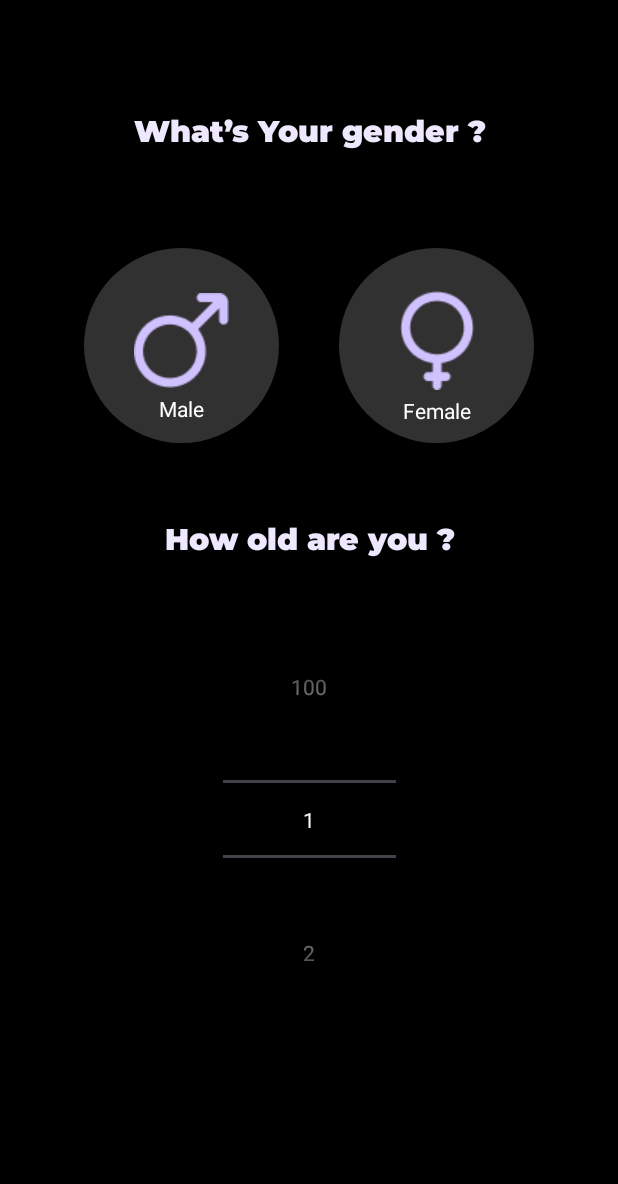
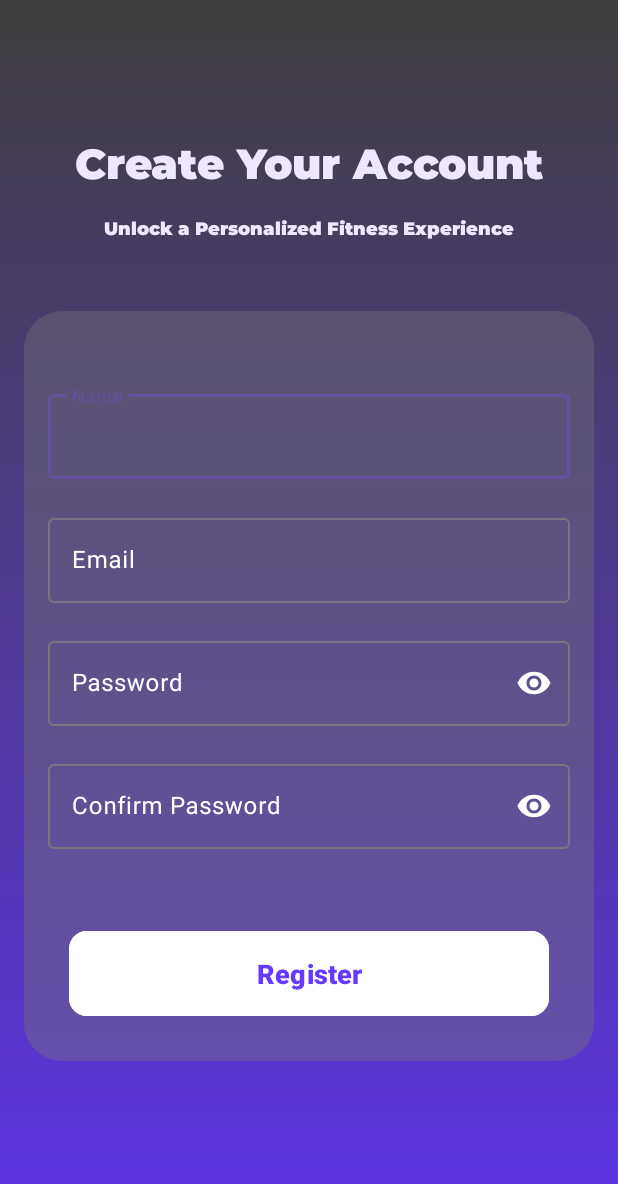
Before and after one commit to Modarb-Ai-Trainer/modarb-android, an Android app: the screen it shows after launch (GenderSelectionActivity before the commit, RegisterScreenActivity after it), on a phone screen of 412 x 824 dp. Shown: the top 1184 px of the screen. Run offline under Robolectric (Android 15) with nearby library versions, the light colour scheme and no system bars.

Commit message:
Adding register screen.

```diff
--- a/app/src/main/AndroidManifest.xml
+++ b/app/src/main/AndroidManifest.xml
@@ -13,6 +13,9 @@
         android:theme="@style/Theme.Modarb"
         tools:targetApi="31">
         <activity
+            android:name=".ui.onboarding.activities.WelcomeScreenActivity"
+            android:exported="false" />
+        <activity
             android:name=".ui.onboarding.activities.TargetWeightSelectionActivity"
             android:exported="false"
             android:label="@string/title_activity_gender_selection"
@@ -24,13 +27,13 @@
             android:name=".ui.onboarding.activities.OnBoardingSplashActivity"
             android:exported="false" />
         <activity
-            android:name=".ui.onboarding.activities.WelcomeScreenActivity"
+            android:name=".ui.onboarding.activities.GenderSelectionActivity"
             android:exported="false" />
         <activity
             android:name=".MainActivity"
             android:exported="false" />
         <activity
-            android:name=".ui.onboarding.activities.GenderSelectionActivity"
+            android:name=".ui.onboarding.activities.RegisterScreenActivity"
             android:exported="true">
             <intent-filter>
                 <action android:name="android.intent.action.MAIN" />
--- /dev/null
+++ b/app/src/main/java/com/modarb/android/ui/onboarding/activities/RegisterScreenActivity.kt
@@ -0,0 +1,12 @@
+package com.modarb.android.ui.onboarding.activities
+
+import androidx.appcompat.app.AppCompatActivity
+import android.os.Bundle
+import com.modarb.android.R
+
+class RegisterScreenActivity : AppCompatActivity() {
+    override fun onCreate(savedInstanceState: Bundle?) {
+        super.onCreate(savedInstanceState)
+        setContentView(R.layout.activity_register_screen)
+    }
+}
--- /dev/null
+++ b/app/src/main/res/drawable/gradient_background.xml
@@ -0,0 +1,8 @@
+<?xml version="1.0" encoding="utf-8"?>
+<shape xmlns:android="http://schemas.android.com/apk/res/android">
+    <gradient
+        android:startColor="@color/shadow_gray"
+    android:endColor="@color/han_purple"
+    android:type="linear"
+    android:angle="270" />
+</shape>
--- /dev/null
+++ b/app/src/main/res/drawable/rounded_rectangle.xml
@@ -0,0 +1,5 @@
+<?xml version="1.0" encoding="utf-8"?>
+<shape xmlns:android="http://schemas.android.com/apk/res/android">
+    <solid android:color="@color/nickel" />
+    <corners android:radius="25dp" />
+</shape>
--- /dev/null
+++ b/app/src/main/res/layout/activity_register_screen.xml
@@ -0,0 +1,175 @@
+<?xml version="1.0" encoding="utf-8"?>
+<androidx.constraintlayout.widget.ConstraintLayout
+    xmlns:android="http://schemas.android.com/apk/res/android"
+    xmlns:app="http://schemas.android.com/apk/res-auto"
+    xmlns:tools="http://schemas.android.com/tools"
+    android:layout_width="match_parent"
+    android:layout_height="match_parent"
+    android:background="@drawable/gradient_background"
+    tools:context=".ui.onboarding.activities.RegisterScreenActivity">
+
+    <View
+        android:id="@+id/rectangle_sheet"
+        android:layout_width="0dp"
+        android:layout_height="500dp"
+        android:layout_marginStart="16dp"
+        android:layout_marginEnd="16dp"
+        android:alpha="0.4"
+        android:background="@drawable/rounded_rectangle"
+        app:layout_constraintBottom_toBottomOf="parent"
+        app:layout_constraintEnd_toEndOf="parent"
+        app:layout_constraintStart_toStartOf="parent"
+        app:layout_constraintTop_toBottomOf="@+id/textView2"
+        app:layout_constraintVertical_bias="0.25" />
+
+    <TextView
+        android:id="@+id/textView"
+        android:layout_width="0dp"
+        android:layout_height="wrap_content"
+        android:layout_marginTop="80dp"
+        android:fontFamily="@font/montserrat"
+        android:gravity="center"
+        android:padding="8dp"
+        android:text="@string/create_your_account"
+        android:textColor="@color/lavender"
+        android:textSize="28sp"
+        app:layout_constraintEnd_toEndOf="parent"
+        app:layout_constraintHorizontal_bias="0.0"
+        app:layout_constraintStart_toStartOf="parent"
+        app:layout_constraintTop_toTopOf="parent" />
+
+    <TextView
+        android:id="@+id/textView2"
+        android:layout_width="0dp"
+        android:layout_height="wrap_content"
+        android:fontFamily="@font/montserrat"
+        android:gravity="center"
+        android:padding="8dp"
+        android:text="@string/unlock_a_personalized_fitness_experience"
+        android:textColor="@color/lavender"
+        android:textSize="12sp"
+        app:layout_constraintEnd_toEndOf="parent"
+        app:layout_constraintHorizontal_bias="0.0"
+        app:layout_constraintStart_toStartOf="parent"
+        app:layout_constraintTop_toBottomOf="@+id/textView" />
+
+    <com.google.android.material.textfield.TextInputLayout
+        android:id="@+id/textInputLayout"
+        android:layout_width="match_parent"
+        android:layout_height="wrap_content"
+        android:layout_marginStart="32dp"
+        android:layout_marginTop="32dp"
+        android:layout_marginEnd="32dp"
+        android:textColor="@color/white"
+        android:textColorHint="@color/white"
+        app:layout_constraintBottom_toTopOf="@id/textInputLayout2"
+        app:layout_constraintEnd_toEndOf="@+id/rectangle_sheet"
+        app:layout_constraintStart_toStartOf="@+id/rectangle_sheet"
+        app:layout_constraintTop_toTopOf="@+id/rectangle_sheet">
+
+        <com.google.android.material.textfield.TextInputEditText
+            android:id="@+id/nameEditText"
+            android:layout_width="match_parent"
+            android:layout_height="wrap_content"
+            android:hint="@string/name"
+            android:maxLines="1"
+            android:textColor="@color/white"
+            android:textColorHint="@color/white"></com.google.android.material.textfield.TextInputEditText>
+    </com.google.android.material.textfield.TextInputLayout>
+
+    <com.google.android.material.textfield.TextInputLayout
+        android:id="@+id/textInputLayout2"
+        android:layout_width="match_parent"
+        android:layout_height="wrap_content"
+        android:layout_marginStart="32dp"
+        android:layout_marginTop="2dp"
+        android:layout_marginEnd="32dp"
+        android:textColor="@color/white"
+        android:textColorHint="@color/white"
+        app:layout_constraintBottom_toTopOf="@+id/textInputLayout3"
+        app:layout_constraintEnd_toEndOf="@+id/rectangle_sheet"
+        app:layout_constraintStart_toStartOf="@+id/rectangle_sheet"
+        app:layout_constraintTop_toBottomOf="@+id/textInputLayout">
+
+        <com.google.android.material.textfield.TextInputEditText
+            android:id="@+id/emailEditText2"
+            android:layout_width="match_parent"
+            android:layout_height="wrap_content"
+            android:hint="@string/email"
+            android:maxLines="1"
+            android:textColor="@color/white"
+            android:textColorHint="@color/white"></com.google.android.material.textfield.TextInputEditText>
+    </com.google.android.material.textfield.TextInputLayout>
+
+    <com.google.android.material.textfield.TextInputLayout
+        android:id="@+id/textInputLayout3"
+        android:layout_width="match_parent"
+        android:layout_height="wrap_content"
+        android:layout_marginStart="32dp"
+        android:layout_marginTop="2dp"
+        android:layout_marginEnd="32dp"
+        android:textColor="@color/white"
+        android:textColorHint="@color/white"
+        app:layout_constraintBottom_toTopOf="@+id/textInputLayout4"
+        app:layout_constraintEnd_toEndOf="@+id/rectangle_sheet"
+        app:layout_constraintStart_toStartOf="@+id/rectangle_sheet"
+        app:layout_constraintTop_toBottomOf="@+id/textInputLayout2"
+        app:passwordToggleEnabled="true"
+        app:passwordToggleTint="@color/white">
+
+        <com.google.android.material.textfield.TextInputEditText
+            android:id="@+id/passwordEditText"
+            android:layout_width="match_parent"
+            android:layout_height="wrap_content"
+            android:hint="@string/password"
+            android:inputType="textPassword"
+            android:maxLines="1"
+            android:textColor="@color/white"
+            android:textColorHint="@color/white"></com.google.android.material.textfield.TextInputEditText>
+    </com.google.android.material.textfield.TextInputLayout>
+
+    <com.google.android.material.textfield.TextInputLayout
+        android:id="@+id/textInputLayout4"
+        android:layout_width="match_parent"
+        android:layout_height="wrap_content"
+        android:layout_marginStart="32dp"
+        android:layout_marginTop="2dp"
+        android:layout_marginEnd="32dp"
+        android:textColor="@color/white"
+        android:textColorHint="@color/white"
+        app:layout_constraintBottom_toTopOf="@+id/registerButton"
+        app:layout_constraintEnd_toEndOf="@+id/rectangle_sheet"
+        app:layout_constraintStart_toStartOf="@+id/rectangle_sheet"
+        app:layout_constraintTop_toBottomOf="@+id/textInputLayout3"
+        app:passwordToggleEnabled="true"
+        app:passwordToggleTint="@color/white">
+
+        <com.google.android.material.textfield.TextInputEditText
+            android:id="@+id/confirmPasswordEditText"
+            android:layout_width="match_parent"
+            android:layout_height="wrap_content"
+            android:hint="@string/confirm_password"
+            android:inputType="textPassword"
+            android:maxLines="1"
+            android:textColor="@color/white"
+            android:textColorHint="@color/white"></com.google.android.material.textfield.TextInputEditText>
+    </com.google.android.material.textfield.TextInputLayout>
+
+    <Button
+        android:id="@+id/registerButton"
+        android:layout_width="320dp"
+        android:layout_height="wrap_content"
+        android:layout_marginTop="32dp"
+        android:layout_marginBottom="8dp"
+        android:backgroundTint="@color/white"
+        android:padding="16dp"
+        android:text="@string/register"
+        android:textColor="@color/neon_blue"
+        android:textSize="18dp"
+        android:textStyle="bold"
+        app:cornerRadius="12dp"
+        app:layout_constraintBottom_toBottomOf="@+id/rectangle_sheet"
+        app:layout_constraintEnd_toEndOf="parent"
+        app:layout_constraintStart_toStartOf="parent"
+        app:layout_constraintTop_toBottomOf="@+id/textInputLayout4" />
+</androidx.constraintlayout.widget.ConstraintLayout>
--- a/app/src/main/res/values/colors.xml
+++ b/app/src/main/res/values/colors.xml
@@ -20,4 +20,7 @@
     <color name="dark_charcoal">#313131</color>
     <color name="neon_blue">#6739FF</color>
     <color name="tropical_indigo">#997AFF</color>
+    <color name="han_purple">#5E35E8</color>
+    <color name="shadow_gray">#403e3e</color>
+    <color name="nickel">#757575</color>
 </resources>
--- a/app/src/main/res/values/strings.xml
+++ b/app/src/main/res/values/strings.xml
@@ -32,5 +32,9 @@
     <string name="title_activity_gender_selection">GenderSelectionActivity</string>
     <string name="male">Male</string>
     <string name="female">Female</string>
-
+    <string name="create_your_account">Create Your Account</string>
+    <string name="unlock_a_personalized_fitness_experience">Unlock a Personalized Fitness Experience</string>
+    <string name="name">Name</string>
+    <string name="confirm_password">Confirm Password</string>
+    <string name="register">Register</string>
 </resources>
```
